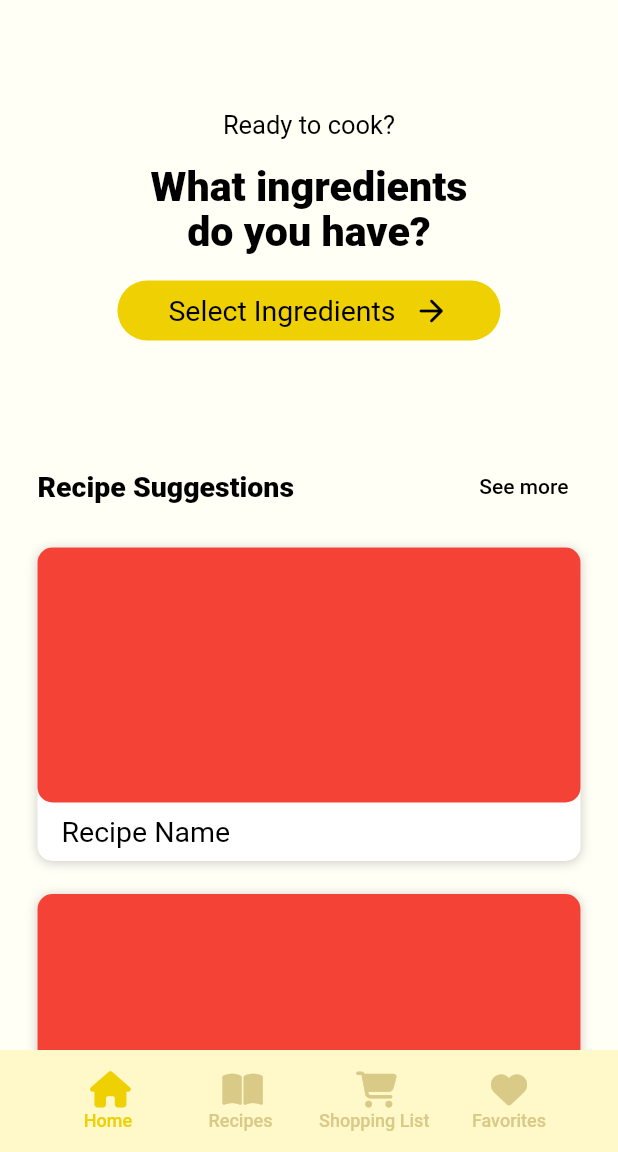
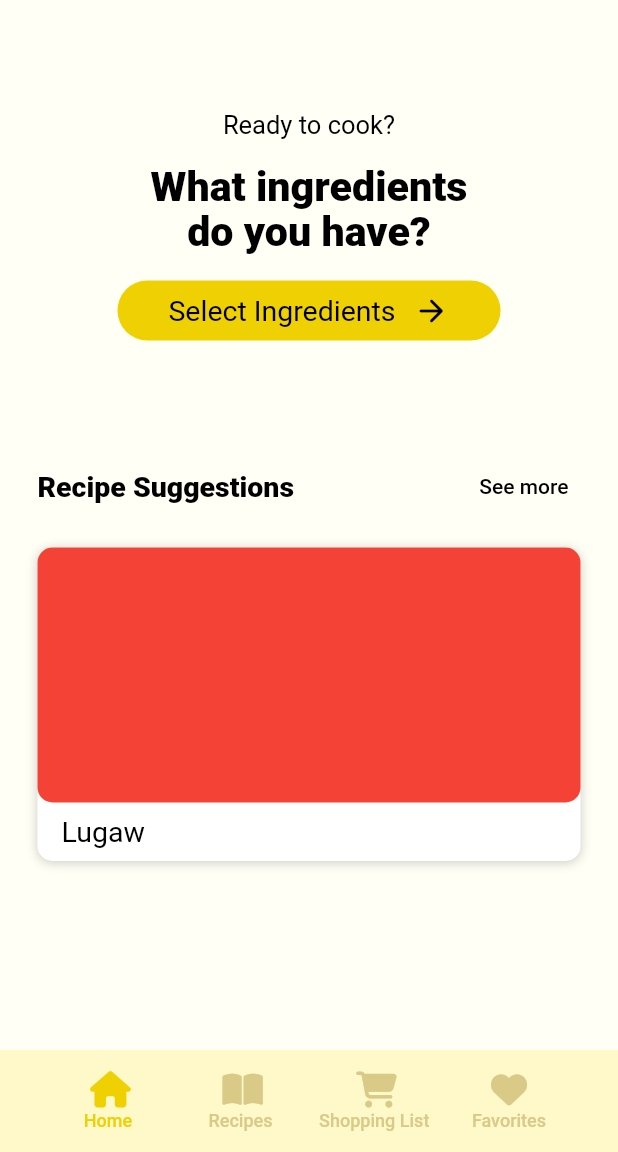
Before and after one commit to Alessa-Gillespie/Kusina-App, a Flutter app: the screen it shows after launch, on a phone screen of 412 x 824 dp, the part 84-1236 px from its top. Run offline on Flutter 3.47's test engine with Material 2 defaults, Android fonts, the phone set to English and light mode, and no system bars; our stand-ins replace font_awesome_flutter, google_fonts.

Commit message:
recipe_block.dart can now accept recipe objects and pass it to recipe_instructions_page_screen.dart. please see TODOs to fix errors

```diff
--- /dev/null
+++ b/lib/recipe.dart
@@ -0,0 +1,22 @@
+//to create a Recipe object for recipes bank
+class Recipe {
+
+  // Recipe(){
+  //   name='Recipe name';
+  //   imagePath='';
+  //   ingredientsList = ['1 cup item','1 cup item','1 cup item'];
+  //   instructionsList = ['1. do this', '1. do this', '1. do this'];
+  // }
+
+  Recipe({required this.name,
+    required this.imagePath,
+    required this.ingredientsList,
+    required this.instructionsList,
+    required this.sourceLink});
+  String name;
+  String? imagePath;
+  List<String>? ingredientsList;
+  List<String>? instructionsList;
+  //video
+  String sourceLink;
+}
--- a/lib/recipe_block.dart
+++ b/lib/recipe_block.dart
@@ -1,33 +1,30 @@
 //template for creating a recipe block (or tile)
 import 'package:flutter/material.dart';
+import 'package:kusina_app_v3/screens/recipe_instructions_page_screen.dart';
 import 'package:kusina_app_v3/styles.dart';
+import 'recipe.dart';
+import 'package:kusina_app_v3/routes/app_routes.dart';
 
 class RecipeBlock extends StatelessWidget {
-  RecipeBlock({required this.child, required this.text, this.onPress, this.color});
+  RecipeBlock({required this.recipe, this.onPress}){
+    recipe = this.recipe;//pass the recipe object to be used in this block
+    text = recipe.name;//pass the recipe's name to this block
+    //imagePath = recipe.imagePath;
+  }
 
-  final String? text; //recipe name text
-  final Color? color; //block color
-  final Widget child; //image
+  //named parameters
+  Recipe recipe;
   final Function()? onPress;
 
-  Widget _buildImageContainer(String imagePath) {
-    return Container(
-      height: 170,
-      decoration: BoxDecoration(
-        image: DecorationImage(
-          image: AssetImage(imagePath),
-          fit: BoxFit.cover,
-        ),
-        borderRadius: BorderRadius.circular(10.0),
-      ),
-    );
-  }
+  //from recipe object
+  String text = 'Recipe name';
+  String imagePath = '';
 
-  @override
-  Widget build(BuildContext context) {
-    return  GestureDetector(
-      onTap: onPress,
-      child: Expanded(
+  //styling
+  final Color color = kBlockColor; //block color
+
+  Widget _buildRecipeBlock(){
+    return Expanded(
       child: Container(
           margin: EdgeInsets.only(bottom: 22),
           decoration: BoxDecoration(
@@ -44,18 +41,43 @@ class RecipeBlock extends StatelessWidget {
           child: Column(
             crossAxisAlignment: CrossAxisAlignment.start,
             children: [
-                child, //_buildImageContainer
-                Padding(
+              _buildImageContainer(),
+              _buildTextSection(),
+            ],
+          )
+      ),
+    );
+  }
+  Widget _buildTextSection(){
+    return Padding(
       padding: const EdgeInsets.fromLTRB(16,9,16,9),
       child: Text(
         text!, //recipe name text
         style: kRecipeBlockTextTextStyle,
       ),
-                ),
-              ],
-            )
-        ),
+    );
+  }
+  Widget _buildImageContainer(){
+    return Container(
+      height: 170,
+      decoration: BoxDecoration(
+        color: Colors.red,//show red container if walang picture
+        // image: DecorationImage(
+        //   image: AssetImage(imagePath),
+        //   fit: BoxFit.cover,
+        // ),
+        borderRadius: BorderRadius.circular(10.0),
       ),
     );
   }
+  @override
+  Widget build(BuildContext context) {
+    return  GestureDetector(
+      onTap: () {
+        RecipeInstructionsPageScreen.selectedRecipe = recipe; //pass the recipe object in this block to recipe instructions page
+        Navigator.pushNamed(context, AppRoutes.recipeInstructionsPageScreen);
+      },
+      child: _buildRecipeBlock(),
+    );
   }
+}
--- a/lib/screens/home_page_screen.dart
+++ b/lib/screens/home_page_screen.dart
@@ -1,14 +1,40 @@
-//TODO: disable back button in app from home
+//TODO: edit RecipeBlock
+
 import 'package:flutter/material.dart';
 import 'package:google_fonts/google_fonts.dart';
 import 'package:kusina_app_v3/recipe_block.dart';
 import 'package:kusina_app_v3/button_components.dart';
+import 'package:kusina_app_v3/recipes_bank.dart';
 import 'package:kusina_app_v3/routes//app_routes.dart';
 import 'package:kusina_app_v3/styles.dart';
 import 'package:kusina_app_v3/navbar.dart';
+import 'package:kusina_app_v3/recipe.dart'; //temporary. import recipe bank instead
 
+//TEMPORARY
+Recipe recipeObject =  Recipe(
+  name: 'Lugaw',
+  imagePath: '',
+  ingredientsList: [
+    '1 cup long grain white rice',
+    '4 to 5 cups water',
+    '2 teaspoons salt',
+    '1/4 cup rousong pork floss',
+  ],
+  instructionsList: [
+    '1. Pour water in a cooking pot. Bring to a boil.'
+        '2. Put-in the rice. Continue cooking for 30 minutes or until the texture becomes thick, while stirring once in awhile.'
+        '3. Add the salt, stir and then cook for 2 minutes more.',
+    '4. Transfer to a serving bowl. Top with a tablespoon of rousing.',
+    '5. Serve hot. Share and enjoy!',
+  ],
+  //video:
+  sourceLink: 'https://panlasangpinoy.com/lugaw-recipe/', //source
+);
+
+/* parang di naman nagagamit
 const spaceBetweenTextAndBlock = 17;
 const spaceBetweenRecipeBlocks = 18;
+*/
 
 class HomePageScreen extends StatefulWidget {
   @override
@@ -81,7 +107,7 @@ class _HomePageScreenState extends State<HomePageScreen> {
                 TextButton(
                   onPressed: (){
                     //TODO: link to recipes page (no selected ingredients)
-                    Navigator.pushNamed(context, AppRoutes.ingredientsPageScreen);
+                    Navigator.pushNamed(context, AppRoutes.ingredientsPageScreen);//temporary only
                   },
                   child: Text(
                       'See more',
@@ -94,31 +120,16 @@ class _HomePageScreenState extends State<HomePageScreen> {
               height: 17, //spaceBetweenTextAndBlock
             ),
             RecipeBlock(
-              child: placeholder,//child height should be 170
-              //recipe's image
-              text:'Recipe Name',
-              //recipe's name
-              color: kBlockColor,
-              onPress: () {
-                Navigator.pushNamed(context, AppRoutes.recipeInstructionsPageScreen);
-              },
+              recipe: recipeObject,//get Recipe object from RecipesBank to get recipe name and image
+              //child: placeholder,//child height should be 170
+                                //recipe's image
+             // text: recipeObject.name,
+             //  onPress: () {
+             //    //pass the recipe object in this block to recipe instructions page
+             //    Navigator.pushNamed(context, AppRoutes.recipeInstructionsPageScreen);
+             //  },
             ),
-            RecipeBlock(
-              child: placeholder,
-              text: 'Long Recipe Name Recipe Name Recipe Recipe Name ',
-              color: kBlockColor,
-              onPress: () {
-                //TODO: direct to recipe instruction page
-              },
-            ),
-            RecipeBlock(
-              child: placeholder,
-              text: 'Recipe Name',
-              color: kBlockColor,
-              onPress: () {
-                //TODO: direct to recipe instruction page
-              },
-            ),
+            /*
             IngredientButton(
               text: 'Chicken',
               onPress: () {
@@ -141,6 +152,7 @@ class _HomePageScreenState extends State<HomePageScreen> {
                 //add to some list for processing for result?
               },
             ),
+            */
           ],
         ),
       ),
@@ -152,7 +164,6 @@ class _HomePageScreenState extends State<HomePageScreen> {
     return Scaffold(
       backgroundColor: kBackgroundColor,
       appBar: AppBar(
-        //TODO: edit the header (add color, change font style)
         title: Text(
           'Kusina',
           style: GoogleFonts.sansitaSwashed(
```
Also changed, not shown: lib/recipes/lugaw.dart (added, +28 -0 lines), lib/recipes_bank.dart (added, +74 -0 lines), lib/screens/favorites_page_screen.dart (+28 -27 lines), lib/screens/recipe_instructions_page_screen.dart (+23 -10 lines), lib/screens/results_page_screen.dart (+17 -16 lines). Lines whose indentation alone changed are shown as unchanged.
